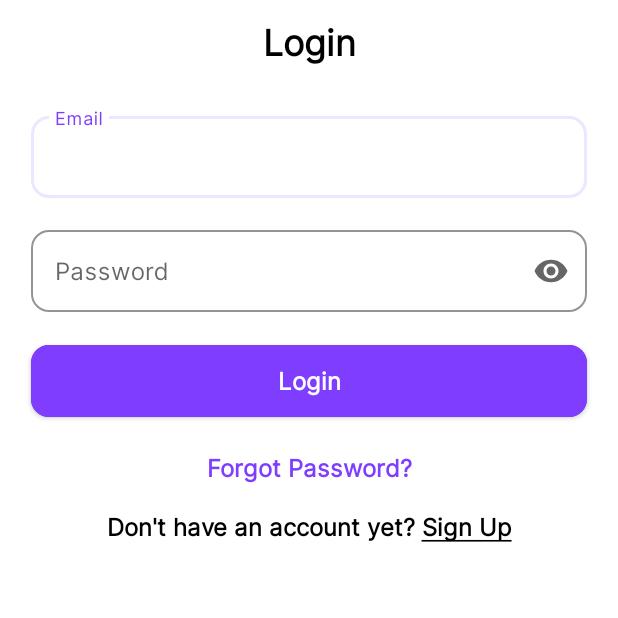
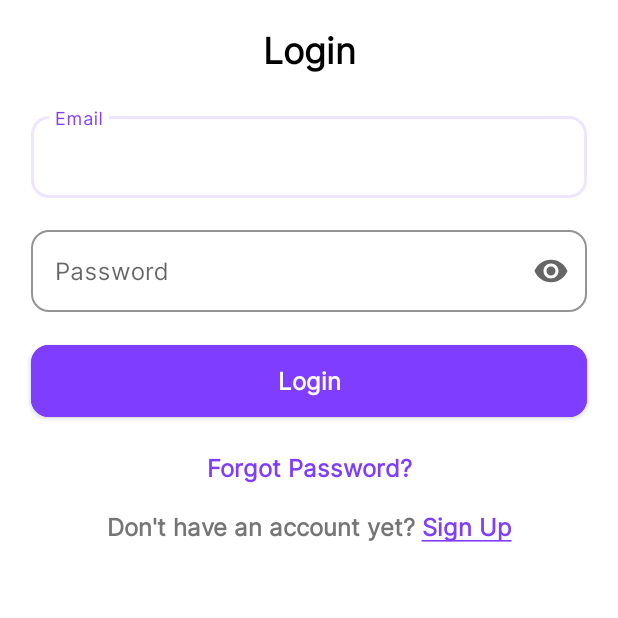
Before and after one commit to LukaszGalinski/Fluffy, an Android app: the LoginHostActivity screen opened directly, with no data from a screen before it, on a phone screen of 412 x 824 dp, the top half of it. Run offline under Robolectric (Android 15) with nearby library versions, the phone set to English and light mode, and no system bars.

Commit message:
Add word highlighting  on the login screen

```diff
--- a/app/src/main/java/com/lukasz/galinski/fluffy/view/account/LoginHostActivity.kt
+++ b/app/src/main/java/com/lukasz/galinski/fluffy/view/account/LoginHostActivity.kt
@@ -31,7 +31,6 @@ class LoginHostActivity : AppCompatActivity() {
         setContentView(loginViewBinding.root)
         setToolbarOff()
         val chosenScreen = intent.getStringExtra(ACCOUNT_INTENT_KEY) ?: ""
-        loadDefaultDestination(savedInstanceState, chosenScreen)
     }
 
     private fun setToolbarOff() {
@@ -39,10 +38,6 @@ class LoginHostActivity : AppCompatActivity() {
         actionBar?.hide()
     }
 
-    private fun loadDefaultDestination(savedState: Bundle?, chosenScreen: String) {
-
-    }
-
     override fun onDestroy() {
         _loginViewBinding = null
         super.onDestroy()
--- a/app/src/main/java/com/lukasz/galinski/fluffy/view/account/LoginScreen.kt
+++ b/app/src/main/java/com/lukasz/galinski/fluffy/view/account/LoginScreen.kt
@@ -1,11 +1,20 @@
 package com.lukasz.galinski.fluffy.view.account
 
+import android.graphics.Color
 import android.os.Bundle
+import android.text.Spannable
+import android.text.SpannableString
+import android.text.style.ForegroundColorSpan
 import android.view.LayoutInflater
 import android.view.View
 import android.view.ViewGroup
+import androidx.core.content.ContextCompat
 import androidx.fragment.app.Fragment
+import com.lukasz.galinski.fluffy.R
 import com.lukasz.galinski.fluffy.databinding.LoginScreenFragmentBinding
+
+
+private const val MARKED_SPANS_COUNT = 7
 
 class LoginScreen : Fragment() {
 
@@ -19,4 +28,21 @@ class LoginScreen : Fragment() {
         _loginBinding = LoginScreenFragmentBinding.inflate(inflater)
         return loginBinding.root
     }
+
+    override fun onViewCreated(view: View, savedInstanceState: Bundle?) {
+        super.onViewCreated(view, savedInstanceState)
+        markSignUpWord()
+    }
+
+    private fun markSignUpWord() {
+        val textInfo = loginBinding.createAccountInfo
+        val spannable = SpannableString(textInfo.text)
+        spannable.setSpan(
+            ForegroundColorSpan(ContextCompat.getColor(activity?.applicationContext!!, R.color.purple_primary)),
+            textInfo.text.length - MARKED_SPANS_COUNT, // start
+            textInfo.text.length, // end
+            Spannable.SPAN_EXCLUSIVE_INCLUSIVE
+        )
+        textInfo.text = spannable
+    }
 }
--- a/app/src/main/res/layout/login_screen_fragment.xml
+++ b/app/src/main/res/layout/login_screen_fragment.xml
@@ -18,6 +18,7 @@
             android:layout_width="wrap_content"
             android:layout_height="wrap_content"
             android:layout_gravity="center"
+            android:layout_marginTop="@dimen/margin_medium_16"
             android:text="@string/login"
             android:textSize="@dimen/screen_title_text_size" />
     </com.google.android.material.appbar.MaterialToolbar>
@@ -39,7 +40,8 @@
             android:layout_width="match_parent"
             android:layout_height="wrap_content"
             android:hint="@string/email_hint"
-            android:inputType="textPassword" />
+            android:inputType="textPassword"
+            android:textColorHint="@color/gray" />
     </com.google.android.material.textfield.TextInputLayout>
 
     <com.google.android.material.textfield.TextInputLayout
@@ -60,7 +62,8 @@
             android:layout_width="match_parent"
             android:layout_height="wrap_content"
             android:hint="@string/password"
-            android:inputType="textPassword" />
+            android:inputType="textPassword"
+            android:textColorHint="@color/gray" />
     </com.google.android.material.textfield.TextInputLayout>
 
     <com.google.android.material.button.MaterialButton
@@ -98,6 +101,7 @@
         android:text="@string/create_account_info"
         android:textAlignment="center"
         android:textSize="@dimen/onboarding_subtitle_text_size"
+        android:textColor="@color/gray"
         app:layout_constraintTop_toBottomOf="@id/forgot_password" />
 
 </androidx.constraintlayout.widget.ConstraintLayout>
--- a/app/src/main/res/values/colors.xml
+++ b/app/src/main/res/values/colors.xml
@@ -4,4 +4,5 @@
     <color name="purple_700">#EEE5FF</color>
     <color name="black">#FF000000</color>
     <color name="white">#FFFFFFFF</color>
+    <color name="gray">#757575</color>
 </resources>
```
Also changed, not shown: 2 other files.
